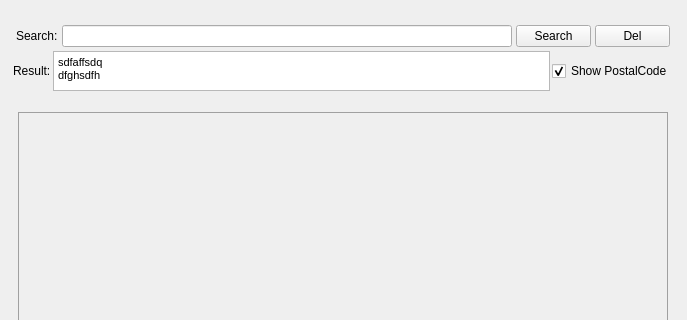
Above: form.ui from Hamjoshua/YL_Maps_API before the change; both pictures show x 0 to 687 and y 0 to 320 of the 687 by 613 pixel window. Below: the same form after it.
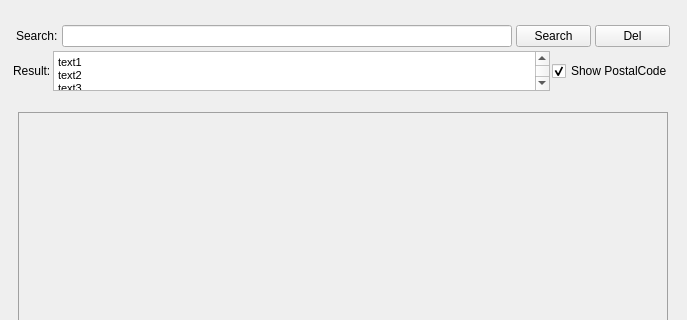
That is the form after the change.

Commit message: Пункты 11, 12. Работа с метками объектов и организаций

```diff
--- a/form.ui
+++ b/form.ui
@@ -190,8 +190,9 @@
 &lt;html&gt;&lt;head&gt;&lt;meta name=&quot;qrichtext&quot; content=&quot;1&quot; /&gt;&lt;style type=&quot;text/css&quot;&gt;
 p, li { white-space: pre-wrap; }
 &lt;/style&gt;&lt;/head&gt;&lt;body style=&quot; font-family:'MS Shell Dlg 2'; font-size:8.25pt; font-weight:400; font-style:normal;&quot;&gt;
-&lt;p style=&quot; margin-top:0px; margin-bottom:0px; margin-left:0px; margin-right:0px; -qt-block-indent:0; text-indent:0px;&quot;&gt;&lt;span style=&quot; font-family:'MS Shell Dlg 2';&quot;&gt;sdfaffsdq&lt;/span&gt;&lt;/p&gt;
-&lt;p style=&quot; margin-top:0px; margin-bottom:0px; margin-left:0px; margin-right:0px; -qt-block-indent:0; text-indent:0px;&quot;&gt;&lt;span style=&quot; font-family:'MS Shell Dlg 2';&quot;&gt;dfghsdfh&lt;/span&gt;&lt;/p&gt;&lt;/body&gt;&lt;/html&gt;</string>
+&lt;p style=&quot; margin-top:0px; margin-bottom:0px; margin-left:0px; margin-right:0px; -qt-block-indent:0; text-indent:0px;&quot;&gt;text1&lt;/p&gt;
+&lt;p style=&quot; margin-top:0px; margin-bottom:0px; margin-left:0px; margin-right:0px; -qt-block-indent:0; text-indent:0px;&quot;&gt;text2&lt;/p&gt;
+&lt;p style=&quot; margin-top:0px; margin-bottom:0px; margin-left:0px; margin-right:0px; -qt-block-indent:0; text-indent:0px;&quot;&gt;text3&lt;/p&gt;&lt;/body&gt;&lt;/html&gt;</string>
         </property>
         <property name="openLinks">
          <bool>true</bool>
```
The commit also changes 2 other files.
